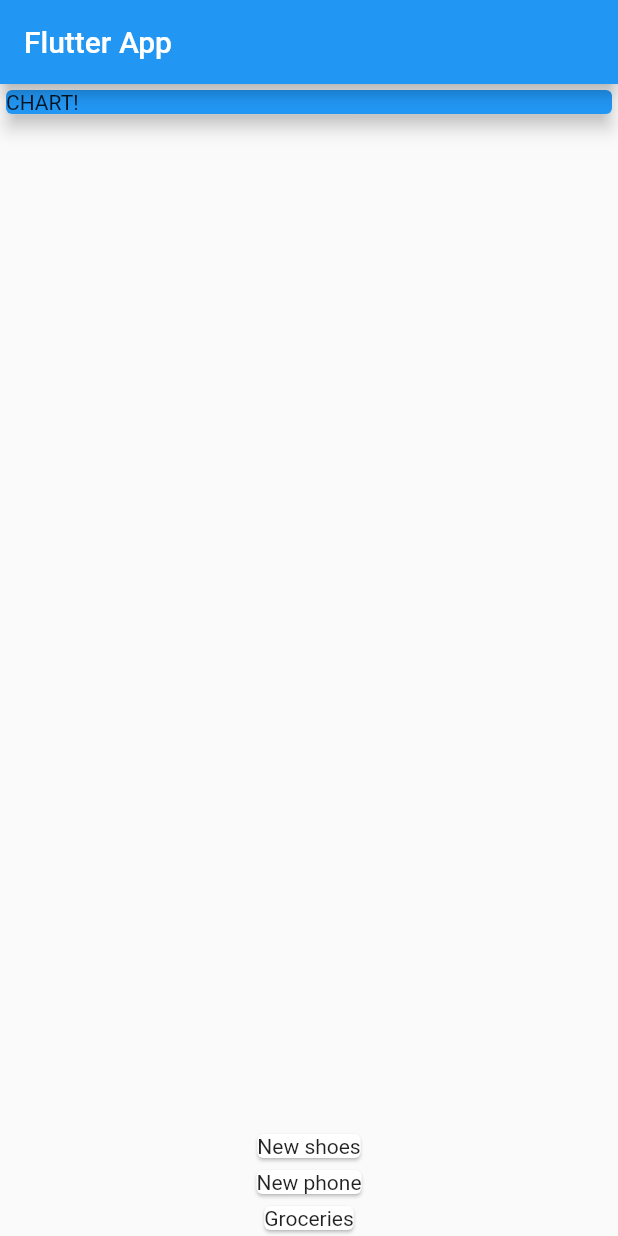
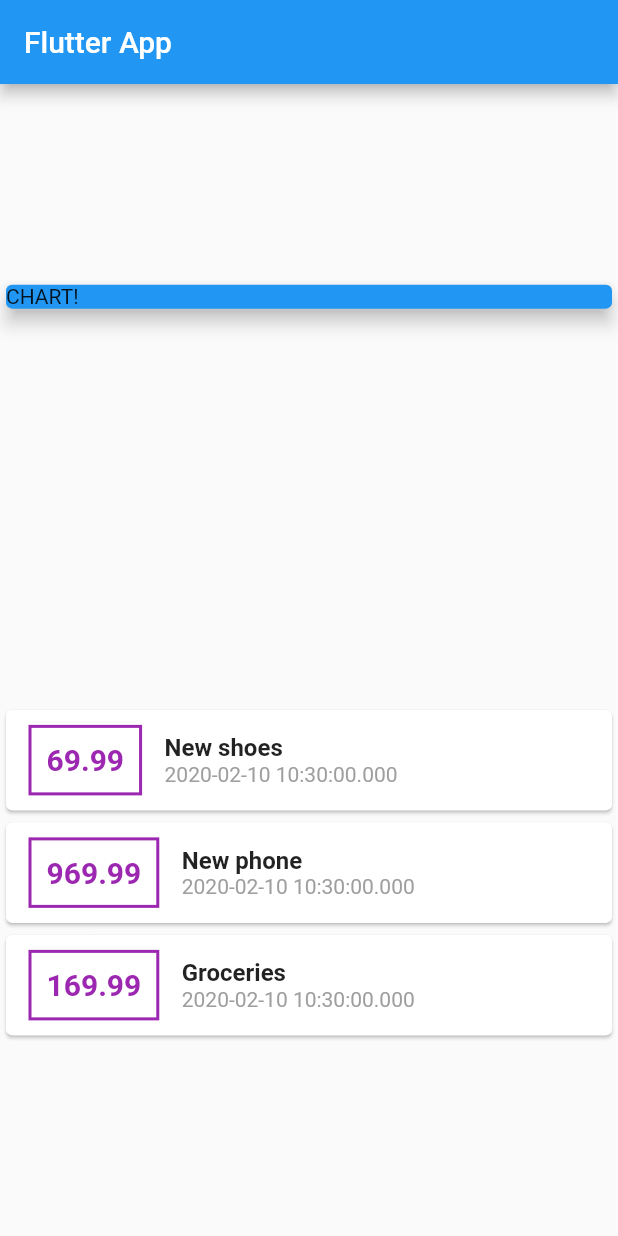
Before and after one commit to dschlauderaff/flutter_personal_expense, a Flutter app: the screen it shows after launch, on a phone screen of 412 x 824 dp. Run offline on Flutter 3.47's test engine with Material 2 defaults, Android fonts, the phone set to English and light mode, and no system bars.

Commit message:
refactor transaction card widget

```diff
--- a/lib/main.dart
+++ b/lib/main.dart
@@ -31,7 +31,7 @@ class MyHomePage extends StatelessWidget {
         title: Text('Flutter App'),
       ),
       body: Column(
-        mainAxisAlignment: MainAxisAlignment.spaceBetween,
+        mainAxisAlignment: MainAxisAlignment.spaceAround,
         crossAxisAlignment: CrossAxisAlignment.stretch,
         children: <Widget>[
           Container(
@@ -45,7 +45,45 @@ class MyHomePage extends StatelessWidget {
           Column(
             children: transactions.map((tx) {
               return Card(
-                child: Text(tx.title),
+                child: Row(
+                  children: <Widget>[
+                    Container(
+                      margin:
+                          EdgeInsets.symmetric(vertical: 10, horizontal: 15),
+                      decoration: BoxDecoration(
+                        border: Border.all(
+                          color: Colors.purple,
+                          width: 2,
+                        ),
+                      ),
+                      padding: EdgeInsets.all(10),
+                      child: Text(
+                        tx.amount.toString(),
+                        style: TextStyle(
+                            fontWeight: FontWeight.bold,
+                            fontSize: 20,
+                            color: Colors.purple),
+                      ),
+                    ),
+                    Column(
+                      crossAxisAlignment: CrossAxisAlignment.start,
+                      children: <Widget>[
+                        Text(
+                          tx.title,
+                          style: TextStyle(
+                            fontSize: 16,
+                            fontWeight: FontWeight.bold,
+                          ),
+                        ),
+                        Text(tx.date.toString(),
+                        style: TextStyle(
+                          fontSize: 14,
+                          color: Colors.grey,
+                        ),),
+                      ],
+                    )
+                  ],
+                ),
               );
             }).toList(),
           ),
```
